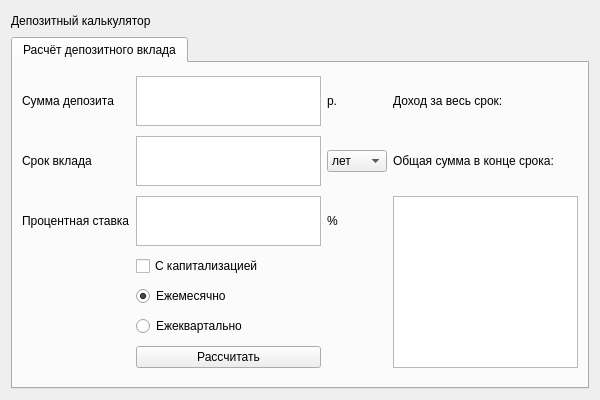
Before: the Qt Designer form src/Calculator/View/deposit.ui in darrpama/CPP3_SmartCalc_v2.0-1, drawn with Qt 5.
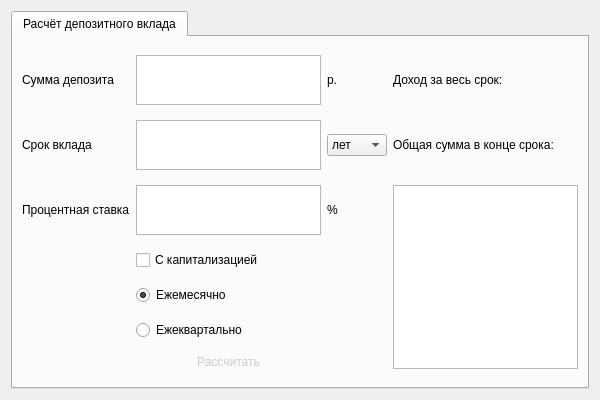
After: the same form once the commit is applied.

Commit message: now deposit and credit are showing

```diff
--- a/src/Calculator/View/deposit.ui
+++ b/src/Calculator/View/deposit.ui
@@ -30,25 +30,6 @@
   </property>
   <layout class="QGridLayout" name="gridLayout">
    <item row="0" column="0">
-    <widget class="QLabel" name="label">
-     <property name="sizePolicy">
-      <sizepolicy hsizetype="Preferred" vsizetype="Fixed">
-       <horstretch>0</horstretch>
-       <verstretch>0</verstretch>
-      </sizepolicy>
-     </property>
-     <property name="maximumSize">
-      <size>
-       <width>16777215</width>
-       <height>20</height>
-      </size>
-     </property>
-     <property name="text">
-      <string>Депозитный калькулятор</string>
-     </property>
-    </widget>
-   </item>
-   <item row="1" column="0">
     <widget class="QTabWidget" name="tabWidget">
      <property name="sizePolicy">
       <sizepolicy hsizetype="Expanding" vsizetype="Preferred">
@@ -223,6 +204,24 @@
        </item>
        <item row="8" column="1">
         <widget class="QPushButton" name="pBdepositCalculate">
+         <property name="styleSheet">
+          <string notr="true">QPushButton {
+ background-color: qlineargradient(
+      x1:0, y1:0, x2:1, y2:1, 
+  stop:0 rgba(42, 48, 62, 255),
+      stop:1 rgba(57, 62, 81, 255)
+ );
+ border-radius: 3px;
+ color: rgba(200, 205, 210, 255);
+ border:1px solid rgba(49, 57, 73, 255 * 0.5);
+}
+QPushButton:pressed {
+  background-color: rgba(42, 48, 62, 255);
+ border:1px solid rgba(42, 48, 62, 255);
+ color: rgba(200, 200, 200, 255 * 0.1);
+}
+</string>
+         </property>
          <property name="text">
           <string>Рассчитать</string>
          </property>
```
The commit also changes 10 other files.
